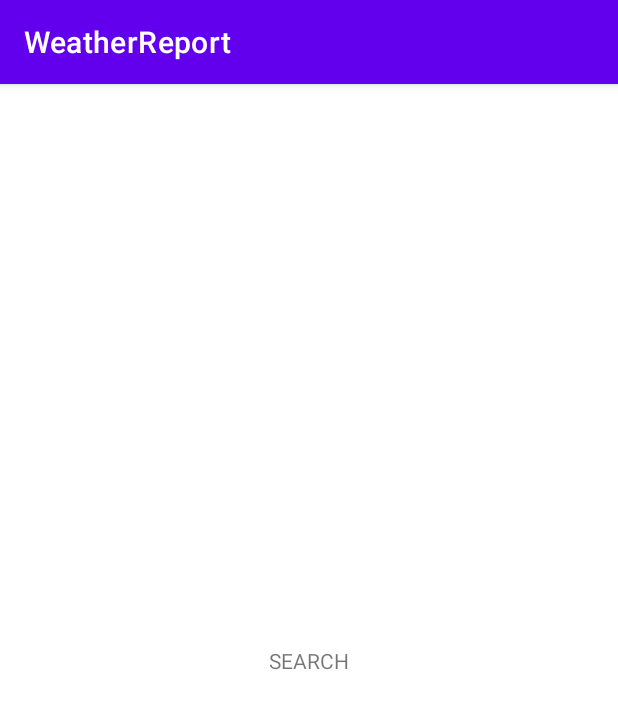
After one commit to nOmeep/weather-app, an Android app: the fragment SearchFragment placed in its activity, on a phone screen of 412 x 824 dp. The commit adds this screen. Shown: the top 709 px of the screen. Run offline under Robolectric (Android 15) with nearby library versions, the phone set to English and light mode, and no system bars; our stand-ins replace Dagger/Hilt's generated code, Room's generated code; pictures from the network do not load.

Commit message:
fix-add-refactor-and-new-fragment

```diff
--- a/app/src/main/java/com/example/weatherreport/data/api/items/WeatherItem.kt
+++ b/app/src/main/java/com/example/weatherreport/data/api/items/WeatherItem.kt
@@ -6,7 +6,7 @@ import androidx.room.PrimaryKey
 import androidx.room.TypeConverters
 import com.example.weatherreport.data.api.items.typeconverters.ForecastTypeConverter
 
-@Entity(tableName = "cached_weather_items")
+@Entity(tableName = "last_cached_page")
 data class WeatherItem(
     @Embedded
     val current: Current,
--- a/app/src/main/java/com/example/weatherreport/data/repo/WeatherRepository.kt
+++ b/app/src/main/java/com/example/weatherreport/data/repo/WeatherRepository.kt
@@ -4,6 +4,7 @@ import androidx.room.withTransaction
 import com.example.weatherreport.data.api.WeatherAPI
 import com.example.weatherreport.data.db.WeatherDatabase
 import com.example.weatherreport.util.networkBoundResource
+import kotlinx.coroutines.delay
 import javax.inject.Inject
 
 class WeatherRepository @Inject constructor(
@@ -17,11 +18,12 @@ class WeatherRepository @Inject constructor(
             weatherDAO.getCachedItems()
         },
         fetch = {
+            delay(500)
             api.getWeather(key, query)
         },
         saveFetchResult = { weatherItem ->
             db.withTransaction {
-                weatherDAO.deleteWeatherItemByCityName(weatherItem.location.name)
+                weatherDAO.deleteLastCachedCity()
                 weatherDAO.cacheWeatherItem(weatherItem)
             }
         }
--- a/app/src/main/java/com/example/weatherreport/ui/MainActivity.kt
+++ b/app/src/main/java/com/example/weatherreport/ui/MainActivity.kt
@@ -1,9 +1,10 @@
 package com.example.weatherreport.ui
 
+import android.os.Bundle
 import androidx.appcompat.app.AppCompatActivity
-import android.os.Bundle
 import com.example.weatherreport.R
 import dagger.hilt.android.AndroidEntryPoint
+
 
 @AndroidEntryPoint
 class MainActivity : AppCompatActivity() {
--- a/app/src/main/java/com/example/weatherreport/ui/adapters/HourStatsAdapter.kt
+++ b/app/src/main/java/com/example/weatherreport/ui/adapters/HourStatsAdapter.kt
@@ -14,7 +14,7 @@ class HourStatsAdapter : RecyclerView.Adapter<HourStatsAdapter.HourStatsViewHold
         RecyclerView.ViewHolder(binding.root) {
         fun bind(hour: Hour) {
             binding.apply {
-                tvHour.text = hour.time
+                tvHour.text = hour.time.split(" ")[1]
                 tvFeelsLike.text = hour.feelslike_c.toString()
                 tvTemperature.text = hour.temp_c.toString()
 
--- /dev/null
+++ b/app/src/main/java/com/example/weatherreport/ui/adapters/PageAdapter.kt
@@ -0,0 +1,14 @@
+package com.example.weatherreport.ui.adapters
+
+import androidx.fragment.app.Fragment
+import androidx.viewpager2.adapter.FragmentStateAdapter
+import com.example.weatherreport.ui.fragments.MainFragment
+import com.example.weatherreport.ui.fragments.SearchFragment
+
+class PageAdapter(fragment: Fragment) : FragmentStateAdapter(fragment) {
+    override fun getItemCount(): Int = 2
+
+    override fun createFragment(position: Int): Fragment {
+        return if (position == 0) MainFragment() else SearchFragment()
+    }
+}
--- a/app/src/main/java/com/example/weatherreport/ui/adapters/WeekWeatherAdapter.kt
+++ b/app/src/main/java/com/example/weatherreport/ui/adapters/WeekWeatherAdapter.kt
@@ -8,14 +8,16 @@ import androidx.recyclerview.widget.RecyclerView
 import com.bumptech.glide.Glide
 import com.example.weatherreport.data.api.items.WeatherItem.Forecast.Forecastday
 import com.example.weatherreport.databinding.ItemWeekDayWeatherBinding
+import com.example.weatherreport.util.getDayOfTheWeek
+import java.util.*
 
 class WeekWeatherAdapter : RecyclerView.Adapter<WeekWeatherAdapter.WeekWeatherViewHolder>() {
     inner class WeekWeatherViewHolder(private val binding: ItemWeekDayWeatherBinding) :
         RecyclerView.ViewHolder(binding.root) {
         fun bind(dayForecast: Forecastday) {
             binding.apply {
-                tvDate.text = dayForecast.date
                 tvWeather.text = "${dayForecast.day.avgtemp_c}"
+                tvDayOfTheWeek.text = getDayOfTheWeek(dayForecast.date)
 
                 Glide.with(itemView)
                     .load("https:${dayForecast.day.condition.icon}")
--- /dev/null
+++ b/app/src/main/java/com/example/weatherreport/ui/fragments/BaseFragment.kt
@@ -0,0 +1,18 @@
+package com.example.weatherreport.ui.fragments
+
+import android.os.Bundle
+import android.view.View
+import androidx.fragment.app.Fragment
+import androidx.viewpager2.widget.ViewPager2
+import com.example.weatherreport.R
+import com.example.weatherreport.ui.adapters.PageAdapter
+import dagger.hilt.android.AndroidEntryPoint
+
+@AndroidEntryPoint
+class BaseFragment : Fragment(R.layout.fragment_base) {
+    override fun onViewCreated(view: View, savedInstanceState: Bundle?) {
+        val fragmentsAdapter = PageAdapter(this)
+        val viewPager = view.findViewById<ViewPager2>(R.id.vp2Pager)
+        viewPager.adapter = fragmentsAdapter
+    }
+}
--- /dev/null
+++ b/app/src/main/java/com/example/weatherreport/ui/fragments/SearchFragment.kt
@@ -0,0 +1,6 @@
+package com.example.weatherreport.ui.fragments
+
+import androidx.fragment.app.Fragment
+import com.example.weatherreport.R
+
+class SearchFragment : Fragment(R.layout.fragment_search)
--- a/app/src/main/java/com/example/weatherreport/viewmodel/WeatherViewModel.kt
+++ b/app/src/main/java/com/example/weatherreport/viewmodel/WeatherViewModel.kt
@@ -11,11 +11,6 @@ import javax.inject.Inject
 class WeatherViewModel @Inject constructor(
     private val repository: WeatherRepository
 ) : ViewModel() {
-    private var weatherStatsLiveData = repository.getCurrentCityWeather("Москва", BuildConfig.API_KEY).asLiveData()
-
-    fun showWeather() = weatherStatsLiveData
-
-    fun updateWeather(query: String) {
-        weatherStatsLiveData = repository.getCurrentCityWeather(query, BuildConfig.API_KEY).asLiveData()
-    }
+    fun getWeather(query: String) =
+        repository.getCurrentCityWeather(query, BuildConfig.API_KEY).asLiveData()
 }
--- a/app/src/main/res/layout/activity_main.xml
+++ b/app/src/main/res/layout/activity_main.xml
@@ -8,7 +8,7 @@
 
     <androidx.fragment.app.FragmentContainerView
         android:id="@+id/nav_host_fragment_container"
-        android:name="com.example.weatherreport.ui.MainFragment"
+        android:name="com.example.weatherreport.ui.fragments.BaseFragment"
         android:layout_width="match_parent"
         android:layout_height="match_parent"
         app:defaultNavHost="true"
--- /dev/null
+++ b/app/src/main/res/layout/fragment_search.xml
@@ -0,0 +1,19 @@
+<?xml version="1.0" encoding="utf-8"?>
+<androidx.constraintlayout.widget.ConstraintLayout xmlns:android="http://schemas.android.com/apk/res/android"
+    xmlns:app="http://schemas.android.com/apk/res-auto"
+    android:layout_width="match_parent"
+    android:layout_height="match_parent"
+    xmlns:tools="http://schemas.android.com/tools"
+    tools:context=".ui.fragments.SearchFragment">
+
+    <TextView
+        android:layout_width="wrap_content"
+        android:layout_height="wrap_content"
+        android:text="SEARCH"
+        app:layout_constraintBottom_toBottomOf="parent"
+        app:layout_constraintEnd_toEndOf="parent"
+        app:layout_constraintHorizontal_bias="0.5"
+        app:layout_constraintStart_toStartOf="parent"
+        app:layout_constraintTop_toTopOf="parent" />
+
+</androidx.constraintlayout.widget.ConstraintLayout>
--- a/app/src/main/res/navigation/navigation_graph.xml
+++ b/app/src/main/res/navigation/navigation_graph.xml
@@ -3,11 +3,11 @@
     xmlns:app="http://schemas.android.com/apk/res-auto"
     xmlns:tools="http://schemas.android.com/tools"
     android:id="@+id/navigation_graph"
-    app:startDestination="@id/mainFragment">
+    app:startDestination="@id/baseFragment">
 
     <fragment
-        android:id="@+id/mainFragment"
-        android:name="com.example.weatherreport.ui.MainFragment"
-        android:label="fragment_main"
-        tools:layout="@layout/fragment_main" />
+        android:id="@+id/baseFragment"
+        android:name="com.example.weatherreport.ui.fragments.BaseFragment"
+        android:label="fragment_base"
+        tools:layout="@layout/fragment_base" />
 </navigation>
```
Also changed, not shown: app/src/main/AndroidManifest.xml (+5 -2 lines), app/src/main/java/com/example/weatherreport/data/db/WeatherItemsDAO.kt (+3 -6 lines), app/src/main/java/com/example/weatherreport/ui/fragments/MainFragment.kt (renamed from app/src/main/java/com/example/weatherreport/ui/MainFragment.kt, +16 -10 lines), app/src/main/java/com/example/weatherreport/util/getDayOfTheWeek.kt (added, +19 -0 lines), app/src/main/res/layout/fragment_base.xml (added, +14 -0 lines), app/src/main/res/layout/fragment_main.xml (+19 -5 lines), app/src/main/res/layout/item_week_day_weather.xml (+0 -7 lines).
